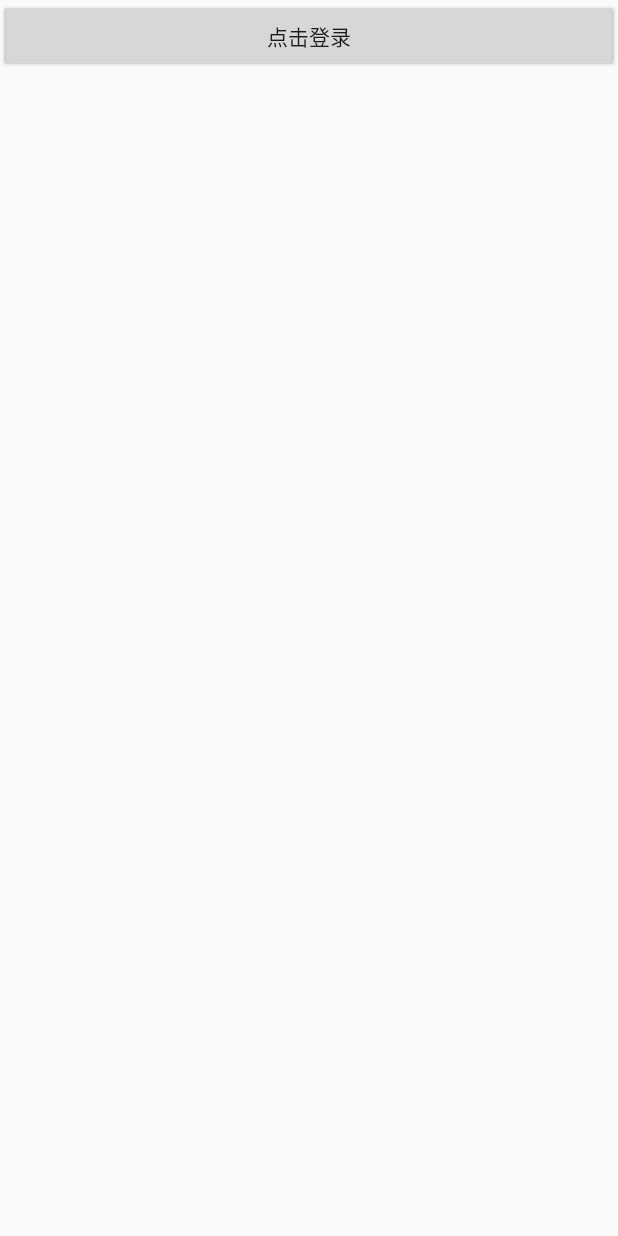
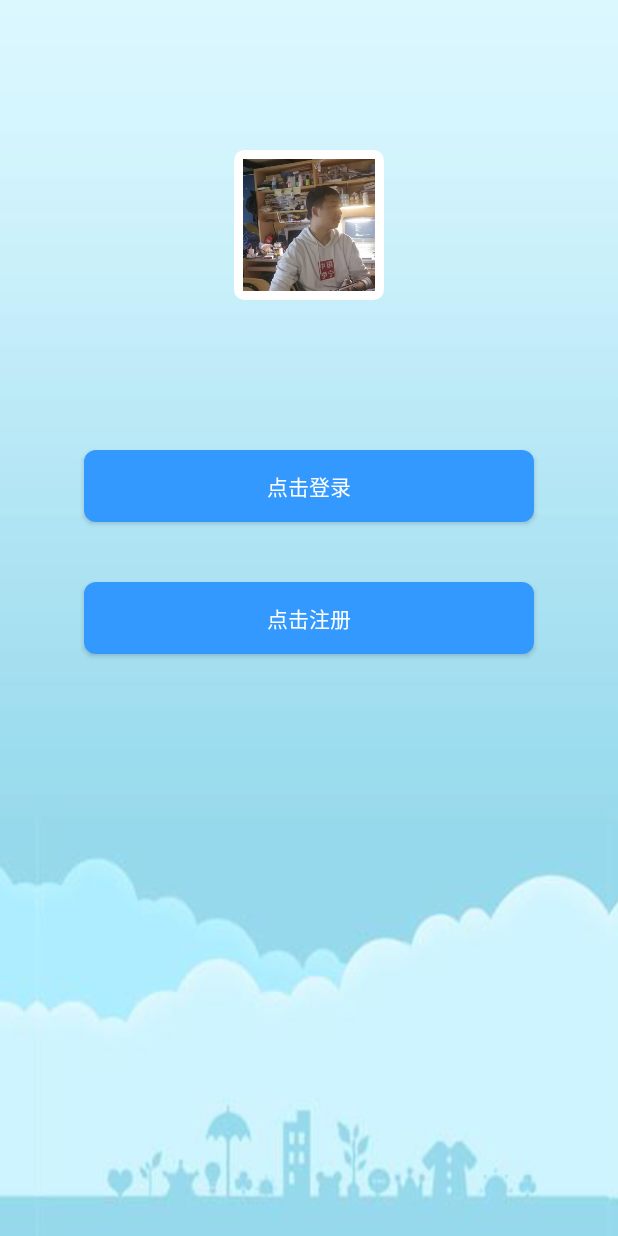
Before and after one commit to Yuki0227/MobileApplicationDevelopmentAPP, an Android app: the layout fragment_user.xml on its own in the app's theme, with its tools: preview values and no code run, on a phone screen of 412 x 824 dp. Run offline under Robolectric (Android 15) with nearby library versions, the phone set to English and light mode, and no system bars.

Commit message:
更改主页

```diff
--- /dev/null
+++ b/app/src/main/res/drawable/userpage_head.xml
@@ -0,0 +1,9 @@
+<?xml version="1.0" encoding="utf-8"?>
+<shape xmlns:android="http://schemas.android.com/apk/res/android"
+    android:shape="rectangle">
+    <solid android:color="#ffffff" />
+    <stroke android:width="3dp" android:color="#ffffff" />
+    <corners android:radius="5dp" />
+    <padding android:left="6dp" android:top="6dp"
+        android:right="6dp" android:bottom="6dp" />
+</shape>
--- a/app/src/main/res/layout/fragment_user.xml
+++ b/app/src/main/res/layout/fragment_user.xml
@@ -4,19 +4,46 @@
     android:layout_width="match_parent"
     android:layout_height="match_parent"
     android:orientation="vertical"
-    tools:context=".userPage.UserFragment">
+    tools:context=".userPage.UserFragment"
+    android:background="@drawable/bg_userpage">
+<!--工程-->
+    <ImageView
+        android:id="@+id/imv_head"
+        android:layout_width="100dp"
+        android:layout_height="100dp"
+        android:scaleType="centerCrop"
 
+        android:src="@drawable/uesr_head"
 
-    <Button
-        android:layout_width="match_parent"
-        android:layout_height="wrap_content"
-        android:text="点击注册" />
+        android:layout_marginTop="100dp"
+        android:layout_centerHorizontal="true"
+        android:background="@drawable/userpage_head"
+        />
 
     <Button
         android:id="@+id/btn_login"
-        android:layout_width="match_parent"
+        android:layout_width="300dp"
         android:layout_height="wrap_content"
-        android:text="点击登录" />
+        android:text="点击登录"
+        android:textColor="@color/white"
+
+        android:background="@drawable/ic_click_bt"
+
+        android:layout_marginTop="100dp"
+        android:layout_centerHorizontal="true"
+        android:layout_below="@+id/imv_head"/>
+
+    <Button
+        android:id="@+id/btn_register"
+        android:layout_width="300dp"
+        android:layout_height="wrap_content"
+        android:text="点击注册"
+        android:textColor="@color/white"
+
+        android:background="@drawable/ic_click_bt"
+        android:layout_marginTop="40dp"
+        android:layout_centerHorizontal="true"
+        android:layout_below="@+id/btn_login"/>
 
 
 </RelativeLayout>
```
Also changed, not shown: app/src/main/res/drawable/bg_userpage.jpg (added), app/src/main/res/drawable/uesr_head.png (added).
